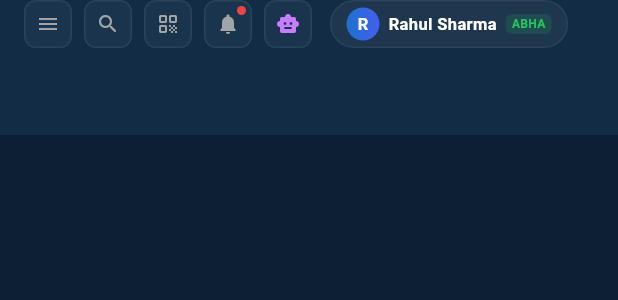
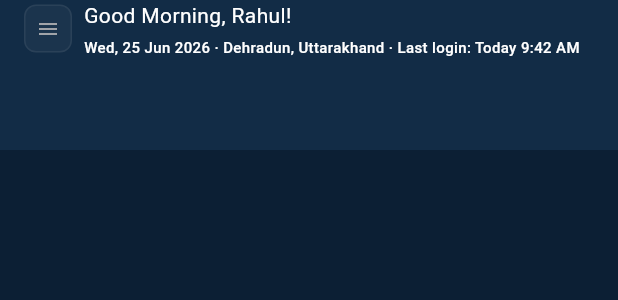
Before and after one commit to sahil-mobile-dev/ParaCarePlus, a Flutter app: the PatientHomeHeader widget shown alone on an empty page, opened directly, on a phone screen of 412 x 824 dp. Shown: the top 300 px of the screen. Run offline on Flutter 3.47's test engine with Material 3 defaults, Android fonts, the phone set to English and light mode, and no system bars; our stand-ins replace dio, fl_chart, flutter_riverpod, flutter_screenutil, freezed_annotation, go_router and 1 more; generated files the repository leaves out were written again; Roboto replaces fonts that are missing (Outfit).

Commit message:
feat: add PatientHomeHeader widget for patient portal view

```diff
--- a/lib/features/patient/view/portal/widgets/patient_home_header.dart
+++ b/lib/features/patient/view/portal/widgets/patient_home_header.dart
@@ -12,7 +12,7 @@ class PatientHomeHeader extends StatelessWidget implements PreferredSizeWidget {
   @override
   Widget build(BuildContext context) {
     return Container(
-      height: 90,
+      height: 100,
       color: AppColors.surface,
       padding: const EdgeInsets.symmetric(horizontal: AppSpacing.lg),
       child: SafeArea(
@@ -28,102 +28,25 @@ class PatientHomeHeader extends StatelessWidget implements PreferredSizeWidget {
                   },
                 ),
                 const SizedBox(width: 8),
-                _buildActionButton(
-                  icon: Icons.search_rounded,
-                  tooltip: 'Search & OPD Booking',
-                  onTap: () => context.pushNamed(RouteNames.patientOPD),
-                ),
-                const SizedBox(width: 8),
-                _buildActionButton(
-                  icon: Icons.qr_code_rounded,
-                  tooltip: 'Scan ABHA QR',
-                  onTap: onShowQR,
-                ),
-                const SizedBox(width: 8),
-                _buildActionButton(
-                  icon: Icons.notifications_rounded,
-                  tooltip: 'Notifications',
-                  showDot: true,
-                  onTap: () =>
-                      context.pushNamed(RouteNames.patientNotifications),
-                ),
-                const SizedBox(width: 8),
-                _buildActionButton(
-                  icon: Icons.smart_toy_rounded,
-                  color: const Color(0xFFC77DFF),
-                  tooltip: 'AI Medical Assistant',
-                  onTap: () => context.pushNamed(RouteNames.patientAI),
-                ),
-                const SizedBox(width: 12),
-                GestureDetector(
-                  onTap: () {
-                    Scaffold.of(context).openDrawer();
-                  },
-                  child: Container(
-                    padding: const EdgeInsets.symmetric(
-                      horizontal: 10,
-                      vertical: 4,
+                Column(
+                  mainAxisAlignment: MainAxisAlignment.start,
+                  crossAxisAlignment: CrossAxisAlignment.start,
+                  children: [
+                    Text(
+                      'Good Morning, Rahul!',
+                      style: AppTextStyles.bodyMedium.copyWith(
+                        color: Colors.white,
+                      ),
                     ),
-                    decoration: BoxDecoration(
-                      color: Colors.white.withValues(alpha: 0.05),
-                      border: Border.all(color: AppColors.border),
-                      borderRadius: BorderRadius.circular(20),
+                    const SizedBox(height: 4),
+                    Text(
+                      'Wed, 25 Jun 2026 · Dehradun, Uttarakhand · Last login: Today 9:42 AM',
+                      style: AppTextStyles.labelSmall.copyWith(
+                        color: Colors.white,
+                        fontSize: 10,
+                      ),
                     ),
-                    child: Row(
-                      children: [
-                        Container(
-                          width: 22,
-                          height: 22,
-                          decoration: const BoxDecoration(
-                            shape: BoxShape.circle,
-                            gradient: LinearGradient(
-                              colors: [
-                                AppColors.primaryLight,
-                                Color(0xFF4361EE),
-                              ],
-                            ),
-                          ),
-                          alignment: Alignment.center,
-                          child: const Text(
-                            'R',
-                            style: TextStyle(
-                              color: Colors.white,
-                              fontSize: 11,
-                              fontWeight: FontWeight.bold,
-                            ),
-                          ),
-                        ),
-                        const SizedBox(width: 6),
-                        const Text(
-                          'Rahul Sharma',
-                          style: TextStyle(
-                            color: Colors.white,
-                            fontSize: 11,
-                            fontWeight: FontWeight.bold,
-                          ),
-                        ),
-                        const SizedBox(width: 6),
-                        Container(
-                          padding: const EdgeInsets.symmetric(
-                            horizontal: 4,
-                            vertical: 1,
-                          ),
-                          decoration: BoxDecoration(
-                            color: AppColors.success.withValues(alpha: 0.15),
-                            borderRadius: BorderRadius.circular(4),
-                          ),
-                          child: const Text(
-                            'ABHA',
-                            style: TextStyle(
-                              color: AppColors.success,
-                              fontSize: 8,
-                              fontWeight: FontWeight.bold,
-                            ),
-                          ),
-                        ),
-                      ],
-                    ),
-                  ),
+                  ],
                 ),
               ],
             ),
```
